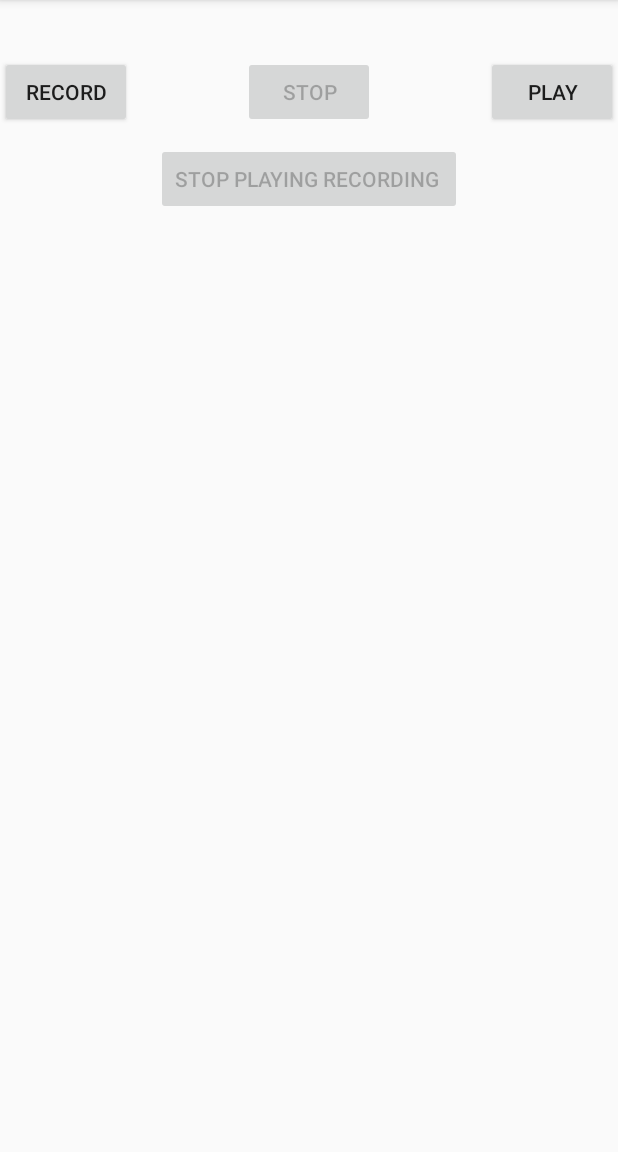
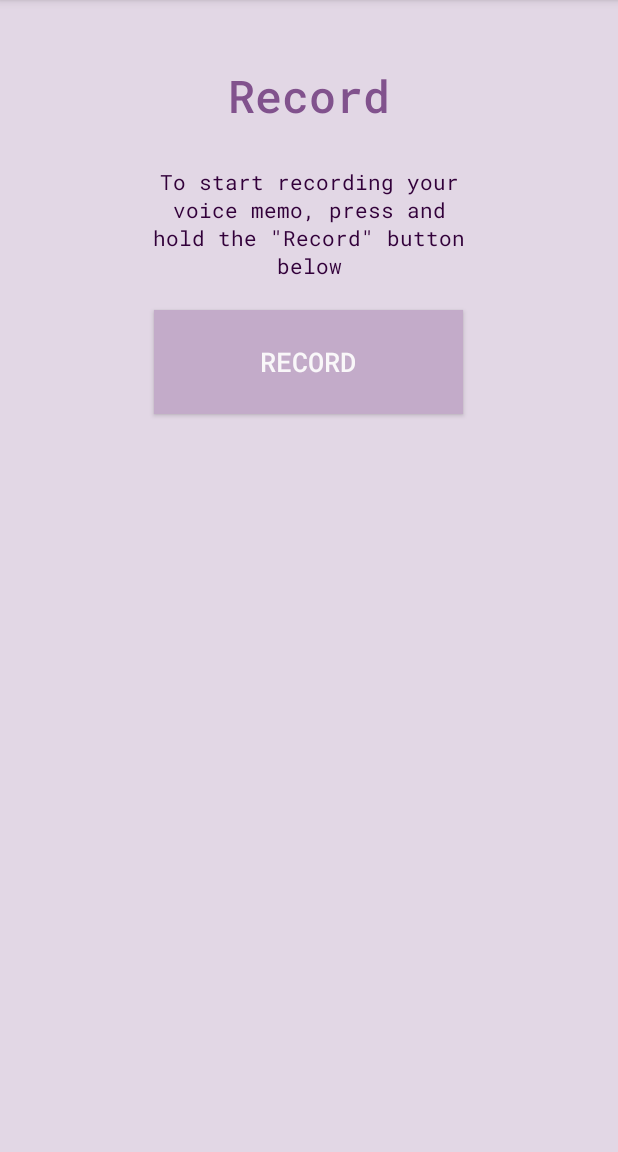
Before and after one commit to mtculberson/Voice_Memos, an Android app: the RecordingActivity screen opened directly, with no data from a screen before it, after a tap on "STOP PLAYING RECORDING", on a phone screen of 412 x 824 dp, the part 84-1236 px from its top. Run offline under Robolectric (Android 15) with nearby library versions, the phone set to English and light mode, and no system bars; 3 other taps on this screen came first.

Commit message:
layout of record page adjusted

```diff
--- a/app/src/main/java/com/example/voicememos/RecordingActivity.java
+++ b/app/src/main/java/com/example/voicememos/RecordingActivity.java
@@ -45,9 +45,9 @@ public class RecordingActivity extends AppCompatActivity {
         buttonPlayLastRecordAudio = (Button) findViewById(R.id.button3);
         buttonStopPlayingRecording = (Button)findViewById(R.id.button4);
 
-        buttonStop.setEnabled(false);
-        buttonPlayLastRecordAudio.setEnabled(false);
-        buttonStopPlayingRecording.setEnabled(false);
+        buttonStop.setVisibility(View.INVISIBLE);
+        buttonPlayLastRecordAudio.setVisibility(View.INVISIBLE);
+        buttonStopPlayingRecording.setVisibility(View.INVISIBLE);
 
         random = new Random();
 
@@ -74,8 +74,8 @@ public class RecordingActivity extends AppCompatActivity {
                         e.printStackTrace();
                     }
 
-                    buttonStart.setEnabled(false);
-                    buttonStop.setEnabled(true);
+                    buttonStart.setVisibility(View.INVISIBLE);
+                    buttonStop.setVisibility(View.VISIBLE);
 
                     Toast.makeText(RecordingActivity.this, "Recording started",
                             Toast.LENGTH_LONG).show();
@@ -90,10 +90,10 @@ public class RecordingActivity extends AppCompatActivity {
             @Override
             public void onClick(View view) {
                 mediaRecorder.stop();
-                buttonStop.setEnabled(false);
-                buttonPlayLastRecordAudio.setEnabled(true);
-                buttonStart.setEnabled(true);
-                buttonStopPlayingRecording.setEnabled(false);
+                buttonStop.setVisibility(View.INVISIBLE);
+                buttonPlayLastRecordAudio.setVisibility(View.VISIBLE);
+                buttonStart.setVisibility(View.VISIBLE);
+                buttonStopPlayingRecording.setVisibility(View.INVISIBLE);
 
                 Toast.makeText(RecordingActivity.this, "Recording Completed",
                         Toast.LENGTH_LONG).show();
@@ -105,9 +105,9 @@ public class RecordingActivity extends AppCompatActivity {
             public void onClick(View view) throws IllegalArgumentException,
                     SecurityException, IllegalStateException {
 
-                buttonStop.setEnabled(false);
-                buttonStart.setEnabled(false);
-                buttonStopPlayingRecording.setEnabled(true);
+                buttonStop.setVisibility(View.INVISIBLE);
+                buttonStart.setVisibility(View.INVISIBLE);
+                buttonStopPlayingRecording.setVisibility(View.VISIBLE);
 
                 mediaPlayer = new MediaPlayer();
                 try {
@@ -126,10 +126,10 @@ public class RecordingActivity extends AppCompatActivity {
         buttonStopPlayingRecording.setOnClickListener(new View.OnClickListener() {
             @Override
             public void onClick(View view) {
-                buttonStop.setEnabled(false);
-                buttonStart.setEnabled(true);
-                buttonStopPlayingRecording.setEnabled(false);
-                buttonPlayLastRecordAudio.setEnabled(true);
+                buttonStop.setVisibility(View.INVISIBLE);
+                buttonStart.setVisibility(View.VISIBLE);
+                buttonStopPlayingRecording.setVisibility(View.INVISIBLE);
+                buttonPlayLastRecordAudio.setVisibility(View.INVISIBLE);
 
                 if(mediaPlayer != null){
                     mediaPlayer.stop();
--- a/app/src/main/res/layout/activity_recording.xml
+++ b/app/src/main/res/layout/activity_recording.xml
@@ -1,44 +1,102 @@
 <?xml version="1.0" encoding="utf-8"?>
-<RelativeLayout xmlns:android="http://schemas.android.com/apk/res/android"
+<androidx.constraintlayout.widget.ConstraintLayout xmlns:android="http://schemas.android.com/apk/res/android"
+    xmlns:app="http://schemas.android.com/apk/res-auto"
     xmlns:tools="http://schemas.android.com/tools"
     android:layout_width="match_parent"
-    android:layout_height="match_parent">
+    android:layout_height="match_parent"
+    android:background="#E2d7e5">
 
     <Button
-        android:layout_width="wrap_content"
-        android:layout_height="wrap_content"
-        android:text="Record"
         android:id="@+id/button"
-        android:layout_alignParentLeft="true"
-        android:layout_marginTop="37dp"
-        />
+        android:layout_width="206dp"
+        android:layout_height="69dp"
+        android:layout_marginTop="16dp"
+        android:background="#C3ABC9"
+        android:fontFamily="@font/roboto_mono_medium"
+        android:text="@string/record_header"
+        android:textColor="#f9f7f9"
+        android:textSize="18sp"
+        app:layout_constraintBottom_toBottomOf="parent"
+        app:layout_constraintEnd_toEndOf="parent"
+        app:layout_constraintHorizontal_bias="0.497"
+        app:layout_constraintStart_toStartOf="parent"
+        app:layout_constraintTop_toBottomOf="@+id/textView"
+        app:layout_constraintVertical_bias="0.0" />
 
     <Button
-        android:layout_width="wrap_content"
-        android:layout_height="wrap_content"
-        android:text="STOP"
-        android:id="@+id/button2"
-        android:layout_alignTop="@+id/button"
-        android:layout_centerHorizontal="true"
-        />
+        android:id="@+id/button4"
+        android:layout_width="206dp"
+        android:layout_height="69dp"
+        android:layout_marginTop="20dp"
+        android:background="#C3ABC9"
+        android:fontFamily="@font/roboto_mono_medium"
+        android:text="@string/recordplaying_stop"
+        android:textColor="#f9f7f9"
+        android:textSize="18sp"
+        app:layout_constraintBottom_toBottomOf="parent"
+        app:layout_constraintEnd_toEndOf="parent"
+        app:layout_constraintHorizontal_bias="0.492"
+        app:layout_constraintStart_toStartOf="parent"
+        app:layout_constraintTop_toBottomOf="@+id/button3"
+        app:layout_constraintVertical_bias="0.0" />
+
+    <TextView
+        android:id="@+id/textView"
+        android:layout_width="223dp"
+        android:layout_height="79dp"
+        android:fontFamily="@font/roboto_mono_italic"
+        android:gravity="center_horizontal"
+        android:text="@string/record_subheading"
+        android:textColor="#32003A"
+        android:textSize="14sp"
+        app:layout_constraintEnd_toEndOf="parent"
+        app:layout_constraintStart_toStartOf="parent"
+        app:layout_constraintTop_toBottomOf="@+id/textView3" />
 
     <Button
-        android:layout_width="wrap_content"
-        android:layout_height="wrap_content"
-        android:text="Play"
-        android:id="@+id/button3"
-        android:layout_alignTop="@+id/button2"
-        android:layout_alignParentRight="true"
-        android:layout_alignParentEnd="true"
-        />
+        android:id="@+id/button2"
+        android:layout_width="206dp"
+        android:layout_height="69dp"
+        android:layout_marginTop="20dp"
+        android:background="#C3ABC9"
+        android:fontFamily="@font/roboto_mono_medium"
+        android:text="@string/record_stop"
+        android:textColor="#f9f7f9"
+        android:textSize="18sp"
+        app:layout_constraintEnd_toEndOf="parent"
+        app:layout_constraintHorizontal_bias="0.497"
+        app:layout_constraintStart_toStartOf="parent"
+        app:layout_constraintTop_toBottomOf="@+id/button" />
 
     <Button
-        android:layout_width="wrap_content"
-        android:layout_height="wrap_content"
-        android:text="STOP PLAYING RECORDING "
-        android:id="@+id/button4"
-        android:layout_below="@+id/button2"
-        android:layout_centerHorizontal="true"
-        android:layout_marginTop="10dp"
-        />
-</RelativeLayout>
+        android:id="@+id/button3"
+        android:layout_width="206dp"
+        android:layout_height="69dp"
+        android:layout_marginTop="20dp"
+        android:background="#C3ABC9"
+        android:fontFamily="@font/roboto_mono_medium"
+        android:text="@string/recordplaying_start"
+        android:textColor="#f9f7f9"
+        android:textSize="18sp"
+        app:layout_constraintEnd_toEndOf="parent"
+        app:layout_constraintHorizontal_bias="0.497"
+        app:layout_constraintStart_toStartOf="parent"
+        app:layout_constraintTop_toBottomOf="@+id/button2" />
+
+    <TextView
+        android:id="@+id/textView3"
+        android:layout_width="312dp"
+        android:layout_height="95dp"
+        android:layout_marginTop="16dp"
+        android:fontFamily="@font/roboto_mono_medium"
+        android:gravity="center|center_horizontal"
+        android:text="@string/record_header"
+        android:textColor="#81528d"
+        android:textSize="30sp"
+        app:layout_constraintEnd_toEndOf="parent"
+        app:layout_constraintStart_toStartOf="parent"
+        app:layout_constraintTop_toTopOf="parent"
+        tools:text="@string/record_header" />
+
+
+</androidx.constraintlayout.widget.ConstraintLayout>
--- a/app/src/main/res/values/strings.xml
+++ b/app/src/main/res/values/strings.xml
@@ -4,4 +4,7 @@
     <string name="app_description">This is an application to record, save and open voice memos</string>
     <string name="record_header">Record</string>
     <string name="record_subheading">To start recording your voice memo, press and hold the \"Record\" button below</string>
+    <string name="record_stop">Stop Recording</string>
+    <string name="recordplaying_start">Start Playing Recording</string>
+    <string name="recordplaying_stop">Stop Playing Recording</string>
 </resources>
```
Also changed, not shown: app/src/main/AndroidManifest.xml (+0 -8 lines), app/src/main/java/com/example/voicememos/RecordActivity.java (deleted, +0 -14 lines), app/src/main/res/layout/activity_record.xml (deleted, +0 -55 lines).
